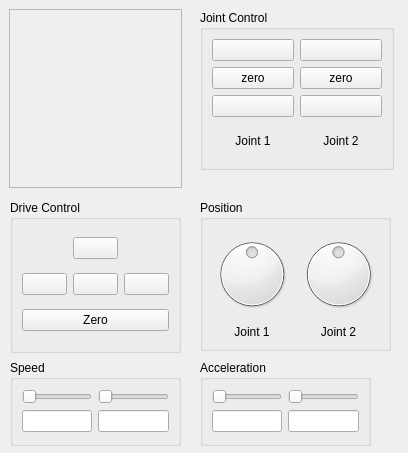
Above: controlpanel.ui from harrishancock/QtBaroboLink before the change. Below: the same form after it.
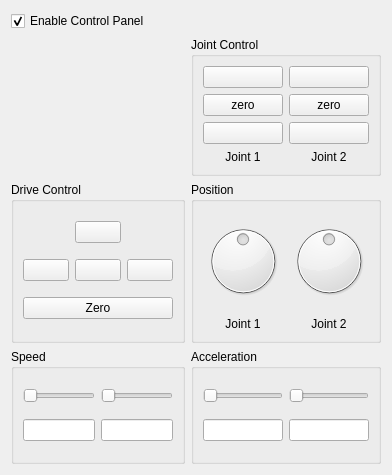
That is the form after the change. Icons and pictures are not drawn.

Commit message: Connecting via TCP multiple times works

Diff of the .ui file:
```diff
--- a/controlpanel.ui
+++ b/controlpanel.ui
@@ -6,8 +6,8 @@
    <rect>
     <x>0</x>
     <y>0</y>
-    <width>408</width>
-    <height>453</height>
+    <width>392</width>
+    <height>475</height>
    </rect>
   </property>
   <property name="windowTitle">
@@ -22,23 +22,18 @@
   <property name="linkbot_diagram" stdset="0">
    <pixmap/>
   </property>
-  <widget class="QFrame" name="frame">
-   <property name="geometry">
-    <rect>
-     <x>9</x>
-     <y>9</y>
-     <width>173</width>
-     <height>179</height>
-    </rect>
-   </property>
-   <property name="frameShape">
-    <enum>QFrame::StyledPanel</enum>
-   </property>
-   <property name="frameShadow">
-    <enum>QFrame::Raised</enum>
-   </property>
-   <layout class="QVBoxLayout" name="verticalLayout">
-    <item>
+  <layout class="QGridLayout" name="gridLayout_5">
+   <item row="0" column="0">
+    <widget class="QCheckBox" name="checkBox_enable">
+     <property name="text">
+      <string>Enable Control Panel</string>
+     </property>
+     <property name="checked">
+      <bool>true</bool>
+     </property>
+    </widget>
+   </item>
+   <item row="1" column="0">
      <widget class="QLabel" name="label">
       <property name="text">
        <string/>
@@ -48,16 +43,13 @@
       </property>
      </widget>
     </item>
-   </layout>
-  </widget>
+   <item row="1" column="1">
   <widget class="QGroupBox" name="groupBox">
-   <property name="geometry">
-    <rect>
-     <x>200</x>
-     <y>10</y>
-     <width>194</width>
-     <height>160</height>
-    </rect>
+     <property name="minimumSize">
+      <size>
+       <width>0</width>
+       <height>0</height>
+      </size>
    </property>
    <property name="title">
     <string>Joint Control</string>
@@ -178,15 +170,9 @@
     </item>
    </layout>
   </widget>
+   </item>
+   <item row="2" column="0">
   <widget class="QGroupBox" name="groupBox_2">
-   <property name="geometry">
-    <rect>
-     <x>10</x>
-     <y>200</y>
-     <width>171</width>
-     <height>153</height>
-    </rect>
-   </property>
    <property name="title">
     <string>Drive Control</string>
    </property>
@@ -268,15 +254,9 @@
     </item>
    </layout>
   </widget>
+   </item>
+   <item row="2" column="1">
   <widget class="QGroupBox" name="groupBox_3">
-   <property name="geometry">
-    <rect>
-     <x>200</x>
-     <y>200</y>
-     <width>191</width>
-     <height>151</height>
-    </rect>
-   </property>
    <property name="autoFillBackground">
     <bool>false</bool>
    </property>
@@ -338,15 +318,9 @@
     </item>
    </layout>
   </widget>
+   </item>
+   <item row="3" column="0">
   <widget class="QGroupBox" name="groupBox_4">
-   <property name="geometry">
-    <rect>
-     <x>10</x>
-     <y>360</y>
-     <width>171</width>
-     <height>86</height>
-    </rect>
-   </property>
    <property name="title">
     <string>Speed</string>
    </property>
@@ -373,15 +347,9 @@
     </item>
    </layout>
   </widget>
+   </item>
+   <item row="3" column="1">
   <widget class="QGroupBox" name="groupBox_5">
-   <property name="geometry">
-    <rect>
-     <x>200</x>
-     <y>360</y>
-     <width>171</width>
-     <height>86</height>
-    </rect>
-   </property>
    <property name="title">
     <string>Acceleration</string>
    </property>
@@ -408,6 +376,8 @@
     </item>
    </layout>
   </widget>
+   </item>
+  </layout>
  </widget>
  <resources>
   <include location="resource.qrc"/>
```
Lines whose indentation alone changed are shown as unchanged. The commit also changes 2 other files.
